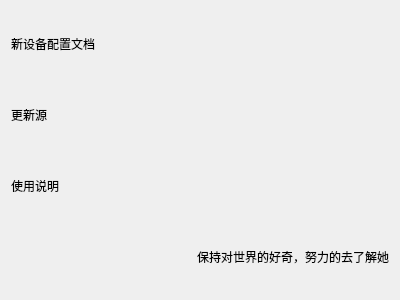
First picture: the form in KShell/HelpWindows.ui, repository shikai-123/KShell, before the edit.
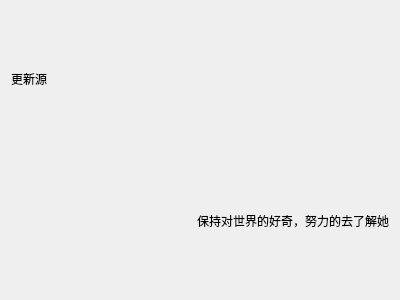
Second picture: the form after the edit.

Patch:
```diff
--- a/KShell/HelpWindows.ui
+++ b/KShell/HelpWindows.ui
@@ -15,27 +15,13 @@
   </property>
   <layout class="QGridLayout" name="gridLayout">
    <item row="0" column="0">
-    <widget class="QLabel" name="lb_youdaoyun">
-     <property name="text">
-      <string>新设备配置文档</string>
-     </property>
-    </widget>
-   </item>
-   <item row="1" column="0">
     <widget class="QLabel" name="lb_UpdateSoouce">
      <property name="text">
       <string>更新源</string>
      </property>
     </widget>
    </item>
-   <item row="2" column="0">
-    <widget class="QLabel" name="lb_UseNote">
-     <property name="text">
-      <string>使用说明</string>
-     </property>
-    </widget>
-   </item>
-   <item row="3" column="1">
+   <item row="1" column="1">
     <widget class="QLabel" name="label">
      <property name="text">
       <string>保持对世界的好奇，努力的去了解她</string>
```
